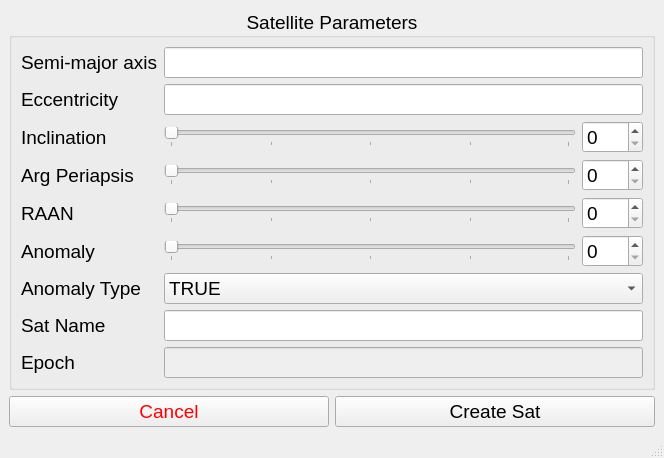
This is SatParamsUI.ui in PatoGranate/Mission-Planner as Qt 5 draws it before an edit. The edited form follows.
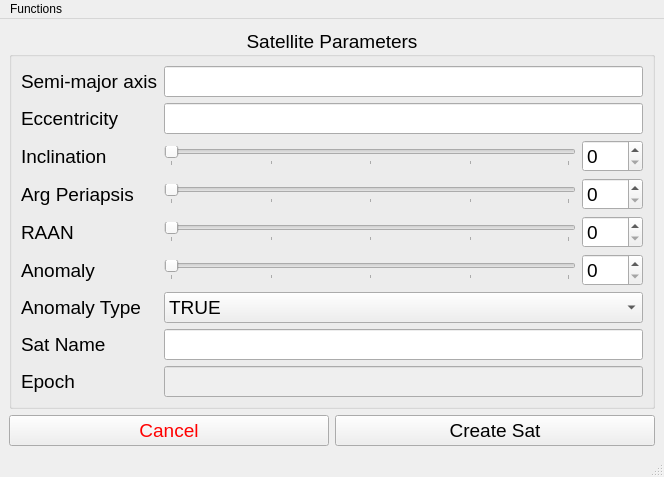
This is the edited form.

Patch:
```diff
--- a/SatParamsUI.ui
+++ b/SatParamsUI.ui
@@ -7,7 +7,7 @@
     <x>0</x>
     <y>0</y>
     <width>664</width>
-    <height>395</height>
+    <height>441</height>
    </rect>
   </property>
   <property name="windowTitle">
@@ -287,7 +287,10 @@
      </widget>
     </item>
     <item row="2" column="1">
-     <widget class="QPushButton" name="bCreate">
+     <widget class="QPushButton" name="create_sat">
+      <property name="enabled">
+       <bool>true</bool>
+      </property>
       <property name="font">
        <font>
         <pointsize>14</pointsize>
@@ -309,6 +312,13 @@
      <height>22</height>
     </rect>
    </property>
+   <widget class="QMenu" name="menuFunctions">
+    <property name="title">
+     <string>Functions</string>
+    </property>
+    <addaction name="actionReset"/>
+   </widget>
+   <addaction name="menuFunctions"/>
   </widget>
   <widget class="QStatusBar" name="statusbar"/>
  </widget>
```
Left out of the diff: 64 changed lines with no effect on the pictures.
